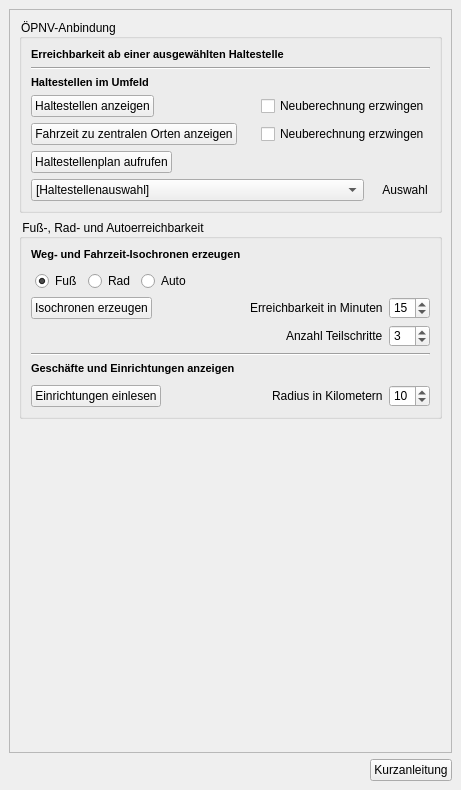
This is projektcheck/ui/ProjektCheck_dockwidget_analysis_02-Err.ui in projektcheck/ProjektCheck-QGIS as Qt 5 draws it before an edit. The edited form follows.
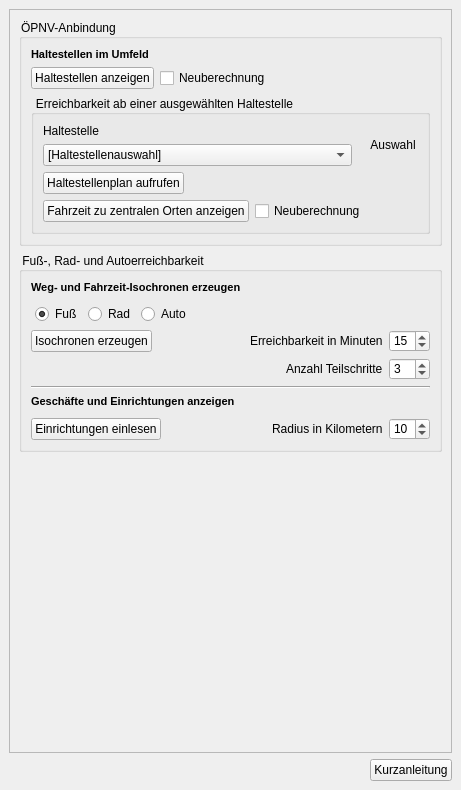
This is the edited form. Icons and pictures are not drawn. Custom widgets are drawn as their Qt base class.

Commit message: stops layout changed; sort stops

What changed in the file:
```diff
--- a/projektcheck/ui/ProjektCheck_dockwidget_analysis_02-Err.ui
+++ b/projektcheck/ui/ProjektCheck_dockwidget_analysis_02-Err.ui
@@ -73,8 +73,8 @@
         <rect>
          <x>0</x>
          <y>0</y>
-         <width>441</width>
-         <height>716</height>
+         <width>447</width>
+         <height>734</height>
         </rect>
        </property>
        <layout class="QVBoxLayout" name="verticalLayout_2">
@@ -105,30 +105,6 @@
            <property name="bottomMargin">
             <number>9</number>
            </property>
-           <item>
-            <widget class="QLabel" name="label_6">
-             <property name="font">
-              <font>
-               <pointsize>8</pointsize>
-               <weight>75</weight>
-               <italic>false</italic>
-               <bold>true</bold>
-               <underline>false</underline>
-               <strikeout>false</strikeout>
-              </font>
-             </property>
-             <property name="text">
-              <string>Erreichbarkeit ab einer ausgewählten Haltestelle</string>
-             </property>
-            </widget>
-           </item>
-           <item>
-            <widget class="Line" name="line">
-             <property name="orientation">
-              <enum>Qt::Horizontal</enum>
-             </property>
-            </widget>
-           </item>
            <item>
             <widget class="QLabel" name="label_2">
              <property name="font">
@@ -174,101 +150,33 @@
                </property>
               </widget>
              </item>
-             <item>
-              <spacer name="horizontalSpacer">
-               <property name="orientation">
-                <enum>Qt::Horizontal</enum>
-               </property>
-               <property name="sizeHint" stdset="0">
-                <size>
-                 <width>40</width>
-                 <height>20</height>
-                </size>
-               </property>
-              </spacer>
-             </item>
              <item>
               <widget class="QCheckBox" name="recalculatestops_check">
                <property name="text">
-                <string>Neuberechnung erzwingen</string>
+                <string>Neuberechnung</string>
                </property>
               </widget>
              </item>
             </layout>
            </item>
            <item>
-            <layout class="QHBoxLayout" name="horizontalLayout_5">
-             <property name="topMargin">
-              <number>0</number>
+            <widget class="QGroupBox" name="stops_group">
+             <property name="title">
+              <string>Erreichbarkeit ab einer ausgewählten Haltestelle</string>
              </property>
-             <item>
-              <widget class="QPushButton" name="calculate_time_button">
-               <property name="sizePolicy">
-                <sizepolicy hsizetype="Maximum" vsizetype="Fixed">
-                 <horstretch>0</horstretch>
-                 <verstretch>0</verstretch>
-                </sizepolicy>
-               </property>
-               <property name="layoutDirection">
-                <enum>Qt::LeftToRight</enum>
-               </property>
-               <property name="text">
-                <string>Fahrzeit zu zentralen Orten anzeigen</string>
-               </property>
-               <property name="icon">
-                <iconset>
-                 <normaloff>../../images/iconset_mob/20190619_iconset_mob_get_time_stop2central_2.png</normaloff>../../images/iconset_mob/20190619_iconset_mob_get_time_stop2central_2.png</iconset>
-               </property>
-              </widget>
-             </item>
-             <item>
-              <spacer name="horizontalSpacer_5">
-               <property name="orientation">
-                <enum>Qt::Horizontal</enum>
-               </property>
-               <property name="sizeHint" stdset="0">
-                <size>
-                 <width>40</width>
-                 <height>20</height>
-                </size>
-               </property>
-              </spacer>
-             </item>
-             <item>
-              <widget class="QCheckBox" name="recalculate_time_check">
-               <property name="text">
-                <string>Neuberechnung erzwingen</string>
-               </property>
-              </widget>
-             </item>
-            </layout>
-           </item>
-           <item>
-            <widget class="QPushButton" name="show_table_button">
-             <property name="sizePolicy">
-              <sizepolicy hsizetype="Maximum" vsizetype="Fixed">
-               <horstretch>0</horstretch>
-               <verstretch>0</verstretch>
-              </sizepolicy>
-             </property>
-             <property name="layoutDirection">
-              <enum>Qt::LeftToRight</enum>
-             </property>
-             <property name="autoFillBackground">
-              <bool>false</bool>
-             </property>
-             <property name="text">
-              <string>Haltestellenplan aufrufen</string>
-             </property>
-             <property name="icon">
-              <iconset>
-               <normaloff>../../images/iconset_mob/20190619_iconset_mob_get_departures_2.png</normaloff>../../images/iconset_mob/20190619_iconset_mob_get_departures_2.png</iconset>
-             </property>
-            </widget>
-           </item>
+             <layout class="QVBoxLayout" name="verticalLayout_4">
            <item>
             <layout class="QHBoxLayout" name="horizontalLayout_4">
              <item>
+                 <layout class="QVBoxLayout" name="verticalLayout_3">
+                  <item>
+                   <widget class="QLabel" name="label_8">
+                    <property name="text">
+                     <string>Haltestelle</string>
+                    </property>
+                   </widget>
+                  </item>
+                  <item>
               <widget class="QComboBox" name="stops_combo">
                <property name="sizePolicy">
                 <sizepolicy hsizetype="Expanding" vsizetype="Fixed">
@@ -289,6 +197,8 @@
                </item>
               </widget>
              </item>
+                 </layout>
+                </item>
              <item>
               <spacer name="horizontalSpacer_2">
                <property name="orientation">
@@ -336,6 +246,66 @@
               </widget>
              </item>
             </layout>
+              </item>
+              <item>
+               <widget class="QPushButton" name="show_table_button">
+                <property name="sizePolicy">
+                 <sizepolicy hsizetype="Maximum" vsizetype="Fixed">
+                  <horstretch>0</horstretch>
+                  <verstretch>0</verstretch>
+                 </sizepolicy>
+                </property>
+                <property name="layoutDirection">
+                 <enum>Qt::LeftToRight</enum>
+                </property>
+                <property name="autoFillBackground">
+                 <bool>false</bool>
+                </property>
+                <property name="text">
+                 <string>Haltestellenplan aufrufen</string>
+                </property>
+                <property name="icon">
+                 <iconset>
+                  <normaloff>../../images/iconset_mob/20190619_iconset_mob_get_departures_2.png</normaloff>../../images/iconset_mob/20190619_iconset_mob_get_departures_2.png</iconset>
+                </property>
+               </widget>
+              </item>
+              <item>
+               <layout class="QHBoxLayout" name="horizontalLayout_5">
+                <property name="topMargin">
+                 <number>0</number>
+                </property>
+                <item>
+                 <widget class="QPushButton" name="calculate_time_button">
+                  <property name="sizePolicy">
+                   <sizepolicy hsizetype="Maximum" vsizetype="Fixed">
+                    <horstretch>0</horstretch>
+                    <verstretch>0</verstretch>
+                   </sizepolicy>
+                  </property>
+                  <property name="layoutDirection">
+                   <enum>Qt::LeftToRight</enum>
+                  </property>
+                  <property name="text">
+                   <string>Fahrzeit zu zentralen Orten anzeigen</string>
+                  </property>
+                  <property name="icon">
+                   <iconset>
+                    <normaloff>../../images/iconset_mob/20190619_iconset_mob_get_time_stop2central_2.png</normaloff>../../images/iconset_mob/20190619_iconset_mob_get_time_stop2central_2.png</iconset>
+                  </property>
+                 </widget>
+                </item>
+                <item>
+                 <widget class="QCheckBox" name="recalculate_time_check">
+                  <property name="text">
+                   <string>Neuberechnung</string>
+                  </property>
+                 </widget>
+                </item>
+               </layout>
+              </item>
+             </layout>
+            </widget>
            </item>
           </layout>
          </widget>
```
Lines whose indentation alone changed are shown as unchanged. The commit also changes 2 other files.
